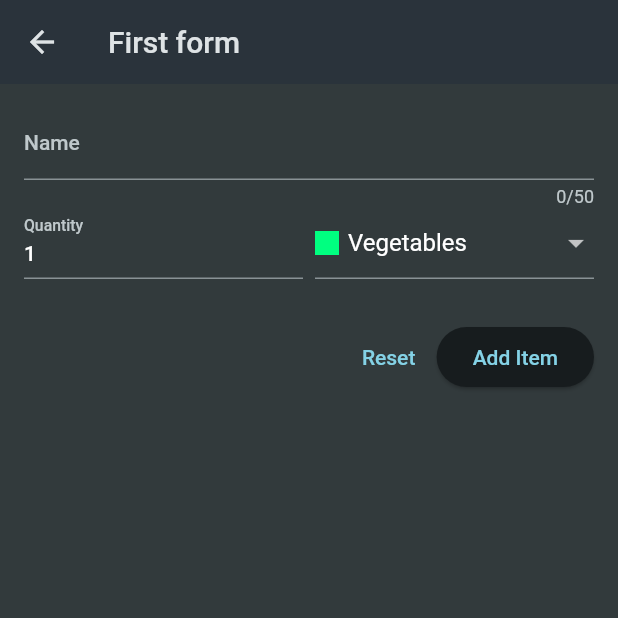
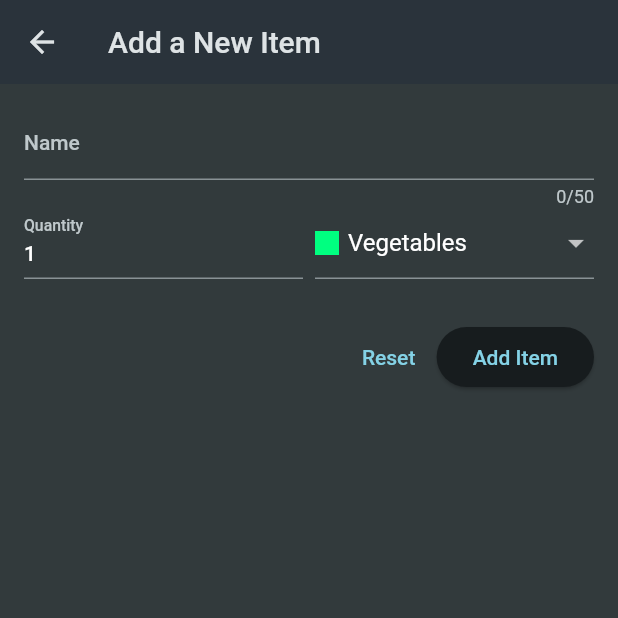
Before and after one commit to tahirhussain0909/Shopping_List_App_f, a Flutter app: the screen it shows after launch, after a tap on the "add" icon, on a phone screen of 412 x 824 dp, the top half of it. Run offline on Flutter 3.47's test engine with Material 2 defaults, Android fonts, the phone set to English and light mode, and no system bars; network calls fail.

```diff
--- a/lib/forum/new_item.dart
+++ b/lib/forum/new_item.dart
@@ -68,7 +68,7 @@ class _NewItemState extends State<NewItem> {
   Widget build(BuildContext context) {
     return Scaffold(
       appBar: AppBar(
-        title: const Text('First form'),
+        title: const Text('Add a New Item'),
       ),
       body: Padding(
         padding: const EdgeInsets.all(16),
--- a/lib/start/main.dart
+++ b/lib/start/main.dart
@@ -13,6 +13,7 @@ class MyApp extends StatelessWidget {
   @override
   Widget build(BuildContext context) {
     return MaterialApp(
+      debugShowCheckedModeBanner: false,
       title: 'Flutter Groceries',
       theme: ThemeData.dark().copyWith(
         useMaterial3: true,
```
